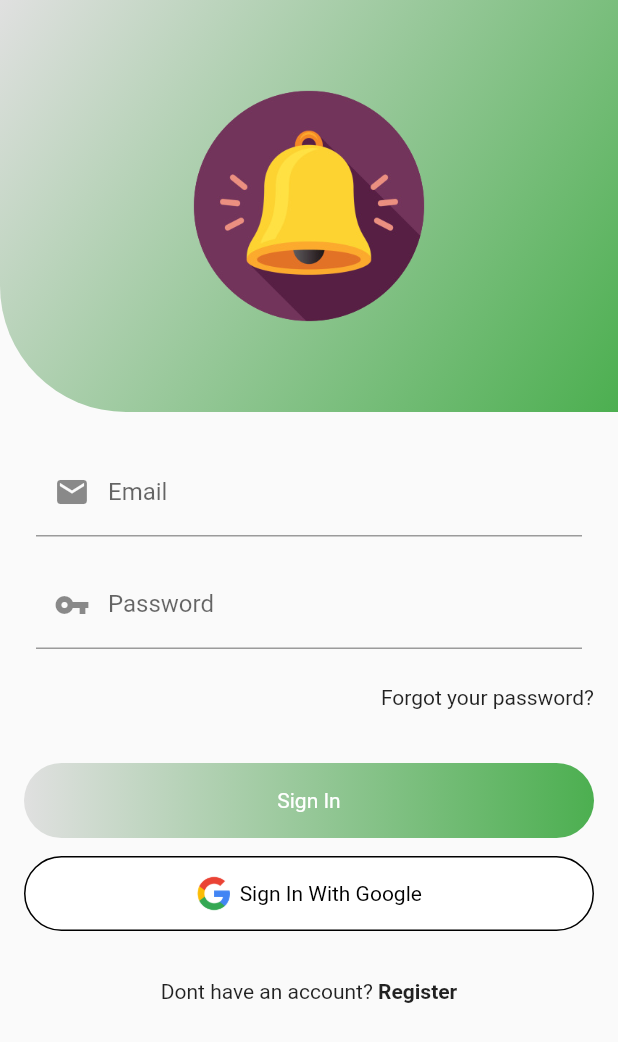
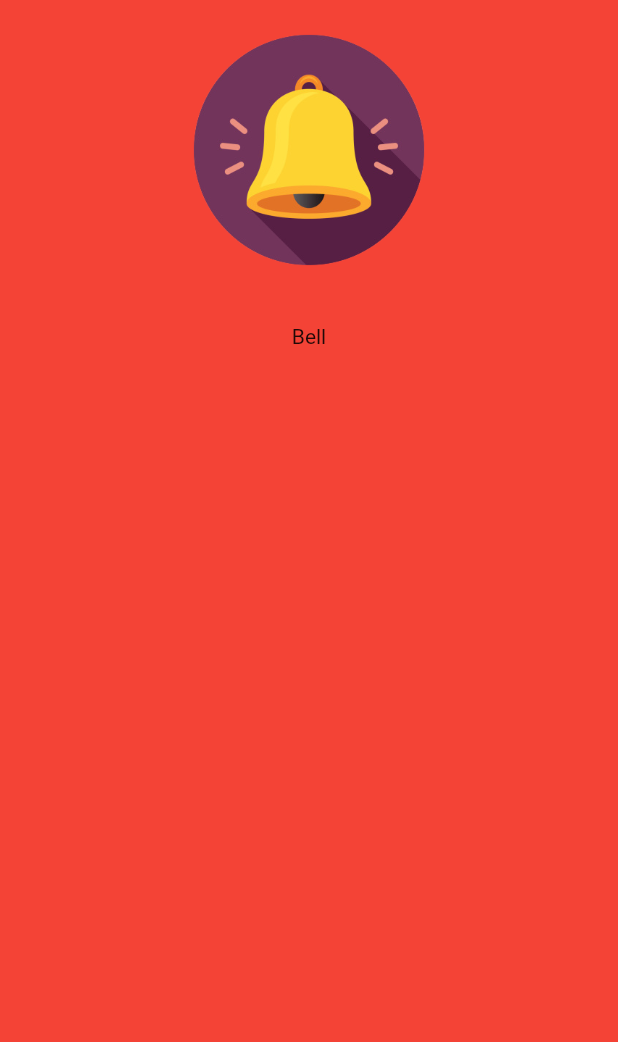
Before and after one commit to diogosequeira94/bell-security-mvp, a Flutter app: the first screen one second after launch, on a phone screen of 412 x 824 dp. Shown: the top 1042 px of the screen. Run offline on Flutter 3.47's test engine with Material 2 defaults, Android fonts, the phone set to English and light mode, and no system bars.

Commit message:
splash screen page

```diff
--- /dev/null
+++ b/lib/login/presentation/pages/splash_screen.dart
@@ -0,0 +1,44 @@
+import 'package:bell_security_app/login/presentation/pages/login_page.dart';
+import 'package:bell_security_app/login/utils/login_strings.dart';
+import 'package:flutter/material.dart';
+
+class SplashScreen extends StatefulWidget {
+  @override
+  State<StatefulWidget> createState() {
+    return SplashScreenState();
+  }
+}
+
+class SplashScreenState extends State<SplashScreen> {
+  @override
+  void initState() {
+    super.initState();
+    Future.delayed(Duration(seconds: 4), () {
+      Navigator.push(
+          context,
+          MaterialPageRoute(
+            builder: (context) => LoginPage(),
+          ));
+    });
+  }
+
+  @override
+  Widget build(BuildContext context) {
+    return Scaffold(
+      backgroundColor: Colors.red,
+      body: Center(
+        child: Column(
+          children: [
+            Image.asset(
+              LoginStrings.appLogoCirclePath,
+              width: 200.0,
+              height: 200.0,
+            ),
+            const SizedBox(height: 16.0),
+            Text('Bell'),
+          ],
+        ),
+      ),
+    );
+  }
+}
--- a/lib/main.dart
+++ b/lib/main.dart
@@ -1,5 +1,5 @@
-import 'package:bell_security_app/login/presentation/pages/login_page.dart';
 import 'package:flutter/material.dart';
+import 'login/presentation/pages/splash_screen.dart';
 
 void main() {
   runApp(MyApp());
@@ -14,21 +14,7 @@ class MyApp extends StatelessWidget {
       theme: ThemeData(
         primarySwatch: Colors.blue,
       ),
-      home: LoginPage(),
+      home: SplashScreen(),
     );
   }
 }
-
-class MyHomePage extends StatelessWidget {
-  @override
-  Widget build(BuildContext context) {
-    return Scaffold(
-      appBar: AppBar(
-        title: Text('Bell'),
-      ),
-      body: Center(
-          child: Text(
-              'Bell')), // This trailing comma makes auto-formatting nicer for build methods.
-    );
-  }
-}
--- a/pubspec.yaml
+++ b/pubspec.yaml
@@ -22,6 +22,7 @@ flutter:
   assets:
     - assets/google-logo.png
     - assets/bell-icon-logo.png
+    - assets/bell-lgbt-logo.png
 
   # To add custom fonts to your application, add a fonts section here,
   # in this "flutter" section. Each entry in this list should have a
```
Also changed, not shown: lib/login/presentation/widgets/login_button.dart (+9 -3 lines), assets/bell-lgbt-logo.png (added).
